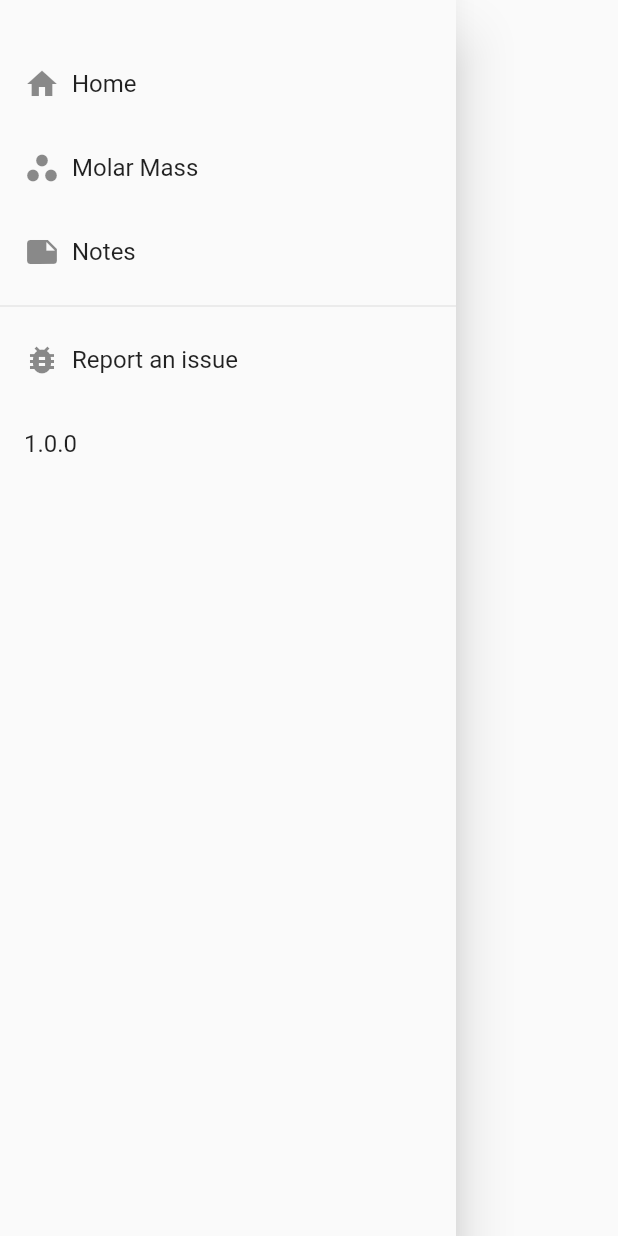
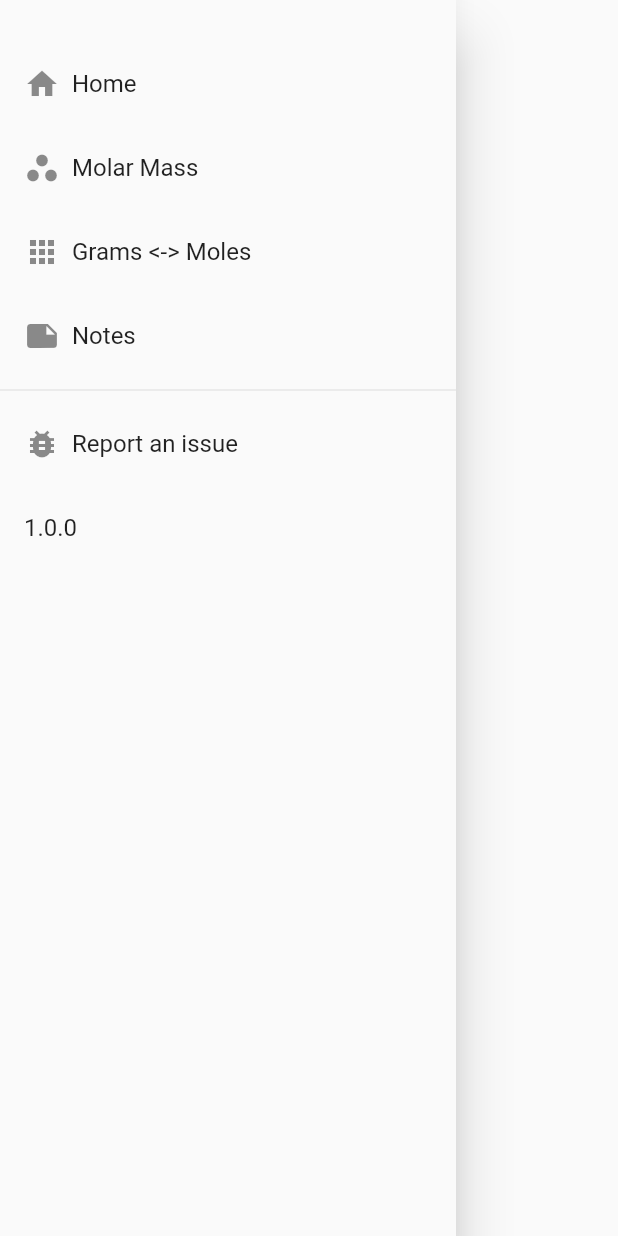
Before and after one commit to IncPlusPlus/chemistry-catalyst, a Flutter app: the AppDrawer widget shown alone on an empty page, opened directly, on a phone screen of 412 x 824 dp. Run offline on Flutter 3.47's test engine with Material 2 defaults, Android fonts, the light colour scheme and no system bars; our stand-ins replace auto_size_text, decimal, package_info_plus; missing offline and left inert: autocomplete_textfield_ns, create_atom, more, periodic_table.

Commit message:
Add GramsMoles to routes and drawer

```diff
--- a/lib/routes.dart
+++ b/lib/routes.dart
@@ -1,3 +1,4 @@
+import 'package:chem_catalyst/screens/grams_moles.dart';
 import 'package:flutter/material.dart';
 import 'package:chem_catalyst/screens.dart';
 
@@ -5,6 +6,7 @@ class Routes {
   static Map<String, WidgetBuilder> routes = {
     HomePage.routeName: (context) => const HomePage(),
     MolarMass.routeName: (context) => const MolarMass(),
+    GramsMolesCalculator.routeName: (context) => const GramsMolesCalculator(),
     TextScreen.routeName: (context) => TextScreen(),
   };
 }
--- a/lib/widget/drawer.dart
+++ b/lib/widget/drawer.dart
@@ -1,5 +1,6 @@
 import 'package:chem_catalyst/screens.dart';
 import 'package:chem_catalyst/util/app_info.dart';
+import 'package:chem_catalyst/screens/grams_moles.dart';
 import 'package:flutter/material.dart';
 
 /// The app's drawer.
@@ -24,6 +25,12 @@ class AppDrawer extends StatelessWidget {
             text: 'Molar Mass',
             onTap: () =>
                 Navigator.pushReplacementNamed(context, MolarMass.routeName),
+          ),
+          _createDrawerItem(
+            icon: Icons.apps,
+            text: 'Grams <-> Moles',
+            onTap: () => Navigator.pushReplacementNamed(
+                context, GramsMolesCalculator.routeName),
           ),
           _createDrawerItem(
             icon: Icons.note,
```
